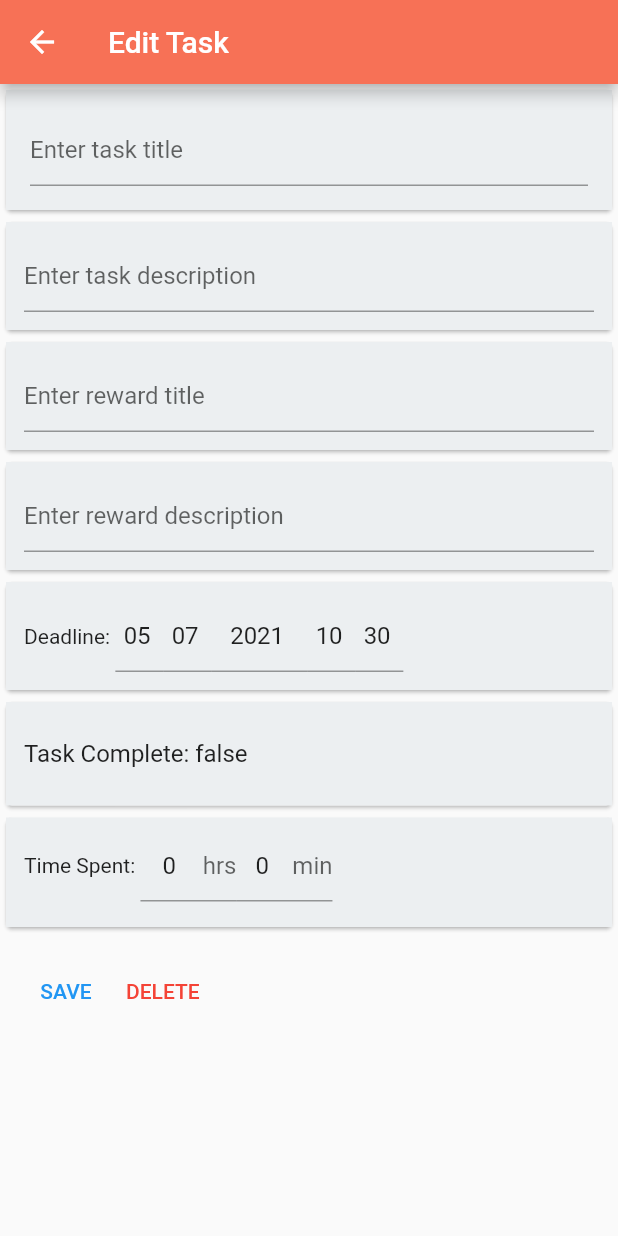
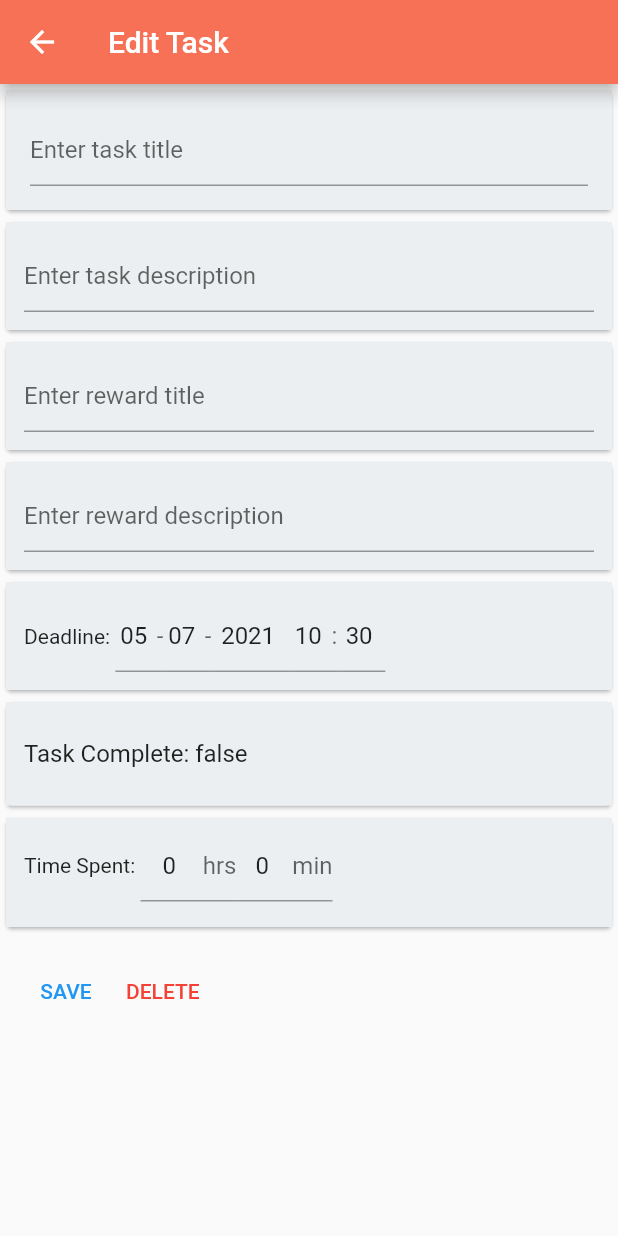
Before and after one commit to ayz122004/carrot, a Flutter app: the ItemPage screen opened directly with empty values, on a phone screen of 412 x 824 dp. Run offline on Flutter 3.47's test engine with Material 2 defaults, Android fonts, the phone set to English and light mode, and no system bars; our stand-ins replace fl_chart, fluttertoast.

```diff
--- a/lib/Pages/item_page.dart
+++ b/lib/Pages/item_page.dart
@@ -79,13 +79,16 @@ class _ItemPageState extends State<ItemPage> {
                 //Date
                 SizedBox(
                   width: 32,
-                  child: TextFormField(
+                  child: TextField(
                     textAlign: TextAlign.center,
                     controller: _dText,
                     keyboardType: TextInputType.number,
-                    decoration: const InputDecoration(hintText: "DD"),
+                    decoration: const InputDecoration(
+                      suffix: Text("-"),
+                      hintText: "DD",
+                    ),
                     readOnly: widget.item.getIsComplete(),
-                    onFieldSubmitted: (value) {
+                    onSubmitted: (value) {
                       _dVal = _dText.text;
                       if (_dVal.length < 2) _dVal = "0$_dVal";
                       _update();
@@ -96,13 +99,16 @@ class _ItemPageState extends State<ItemPage> {
                 //Month
                 SizedBox(
                   width: 32,
-                  child: TextFormField(
+                  child: TextField(
                     textAlign: TextAlign.center,
                     controller: _mText,
                     keyboardType: TextInputType.number,
-                    decoration: const InputDecoration(hintText: "MM"),
+                    decoration: const InputDecoration(
+                      hintText: "MM",
+                      suffix: Text("-"),
+                    ),
                     readOnly: widget.item.getIsComplete(),
-                    onFieldSubmitted: (value) {
+                    onSubmitted: (value) {
                       _mVal = _mText.text;
                       if (_mVal.length < 2) _mVal = "0$_mVal";
                       _update();
@@ -112,7 +118,7 @@ class _ItemPageState extends State<ItemPage> {
 
                 //Year
                 SizedBox(
-                  width: 64,
+                  width: 52,
                   child: TextFormField(
                     textAlign: TextAlign.center,
                     controller: _yText,
@@ -133,7 +139,10 @@ class _ItemPageState extends State<ItemPage> {
                     textAlign: TextAlign.center,
                     controller: _hText,
                     keyboardType: TextInputType.number,
-                    decoration: const InputDecoration(hintText: "hh"),
+                    decoration: const InputDecoration(
+                      hintText: "hh",
+                      suffix: Text(":"),
+                    ),
                     readOnly: widget.item.getIsComplete(),
                     onFieldSubmitted: (value) {
                       _hVal = _hText.text;
```
